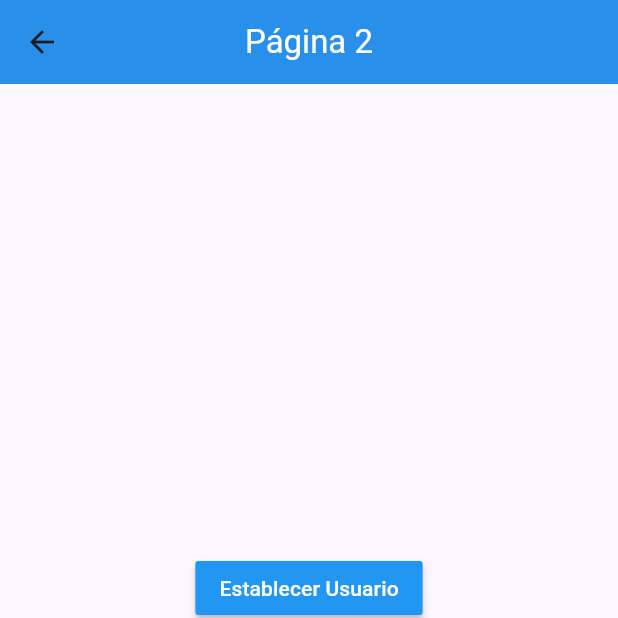
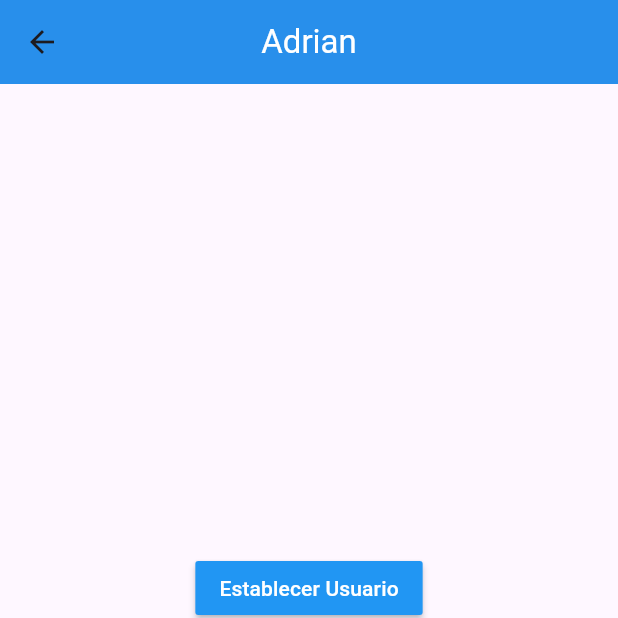
Before and after one commit to adlopezruiz/flutter_states, a Flutter app: the Page2Page screen opened by its route, after a tap on "Establecer Usuario", on a phone screen of 412 x 824 dp, the top half of it. Run offline on Flutter 3.47's test engine with Material 3 defaults, Android fonts, the phone set to English and light mode, and no system bars; accounts and stored records are empty.

Commit message:
Fin singletone

```diff
--- a/lib/pages/page1_page.dart
+++ b/lib/pages/page1_page.dart
@@ -1,6 +1,10 @@
 import 'package:flutter/material.dart';
+import 'package:states_app/models/user.dart';
+import 'package:states_app/services/user_services.dart';
 
 class Pag1Page extends StatelessWidget {
+  const Pag1Page({super.key});
+
   @override
   Widget build(BuildContext context) {
     return Scaffold(
@@ -13,7 +17,13 @@ class Pag1Page extends StatelessWidget {
         elevation: 5,
         centerTitle: true,
       ),
-      body: UserInfo(),
+      body: StreamBuilder<User>(
+          stream: userService.userStream,
+          builder: (context, AsyncSnapshot<User> snapshot) {
+            return snapshot.hasData
+                ? UserInfo(user: snapshot.data!)
+                : const Center(child: Text('No hay información del user'));
+          }),
       floatingActionButton: FloatingActionButton(
         child: const Icon(Icons.next_plan),
         onPressed: () => Navigator.pushNamed(context, 'page2'),
@@ -25,7 +35,10 @@ class Pag1Page extends StatelessWidget {
 class UserInfo extends StatelessWidget {
   const UserInfo({
     super.key,
+    required this.user,
   });
+
+  final User user;
 
   @override
   Widget build(BuildContext context) {
@@ -33,29 +46,27 @@ class UserInfo extends StatelessWidget {
         height: double.infinity,
         width: double.infinity,
         padding: const EdgeInsets.all(20.0),
-        child: const Column(
+        child: Column(
           crossAxisAlignment: CrossAxisAlignment.start,
           children: [
-            Text(
+            const Text(
               'General',
               style: TextStyle(
                 fontSize: 18,
                 fontWeight: FontWeight.bold,
               ),
             ),
-            Divider(),
-            ListTile(title: Text('Nombre: ')),
-            ListTile(title: Text('Edad: ')),
-            Text(
-              'Profesiones',
+            const Divider(),
+            ListTile(title: Text('Nombre: ${user.nombre}')),
+            ListTile(title: Text('Edad: ${user.edad}')),
+            const Text(
+              'Profesiones:',
               style: TextStyle(
                 fontSize: 18,
                 fontWeight: FontWeight.bold,
               ),
             ),
-            ListTile(title: Text('Profesion 1')),
-            ListTile(title: Text('Profesion 2')),
-            ListTile(title: Text('Profesion 3')),
+            for (String prof in user.profesions) ListTile(title: Text(prof)),
           ],
         ));
   }
--- a/lib/pages/page2_page.dart
+++ b/lib/pages/page2_page.dart
@@ -1,14 +1,22 @@
 import 'package:flutter/material.dart';
+import 'package:states_app/models/user.dart';
+import 'package:states_app/services/user_services.dart';
 
 class Page2Page extends StatelessWidget {
+  const Page2Page({super.key});
+
   @override
   Widget build(BuildContext context) {
     return Scaffold(
       appBar: AppBar(
-        title: const Text(
-          'Página 2',
-          style: TextStyle(color: Colors.white),
-        ),
+        title: StreamBuilder<User>(
+            stream: userService.userStream,
+            builder: (context, AsyncSnapshot<User> snapshot) {
+              return Text(
+                snapshot.hasData ? snapshot.data?.nombre ?? '' : 'No hay data',
+                style: const TextStyle(color: Colors.white),
+              );
+            }),
         backgroundColor: Colors.blue,
         elevation: 5,
         centerTitle: true,
@@ -19,7 +27,14 @@ class Page2Page extends StatelessWidget {
           children: [
             MaterialButton(
               color: Colors.blue,
-              onPressed: () {},
+              onPressed: () {
+                final newUser = User(
+                  nombre: 'Adrian',
+                  edad: 28,
+                  profesions: ['Programador', 'Praticante', 'Pro player'],
+                );
+                userService.loadUser(newUser);
+              },
               child: const Text(
                 'Establecer Usuario',
                 style: TextStyle(color: Colors.white),
@@ -27,7 +42,9 @@ class Page2Page extends StatelessWidget {
             ),
             MaterialButton(
               color: Colors.blue,
-              onPressed: () {},
+              onPressed: () {
+                userService.changeAge(30);
+              },
               child: const Text(
                 'Cambiar edad',
                 style: TextStyle(color: Colors.white),
--- /dev/null
+++ b/lib/services/user_services.dart
@@ -0,0 +1,30 @@
+import 'dart:async';
+
+import 'package:states_app/models/user.dart';
+
+class _UserService {
+  User? _user;
+
+  final StreamController<User> _userStreamController =
+      StreamController<User>.broadcast();
+
+  Stream<User> get userStream => _userStreamController.stream;
+  User get user => _user!;
+  bool get userExists => _user != null;
+
+  void loadUser(User userInput) {
+    _user = userInput;
+    _userStreamController.add(userInput);
+  }
+
+  void changeAge(int edad) {
+    _user!.edad = edad;
+    _userStreamController.add(_user!);
+  }
+
+  dispose() {
+    _userStreamController.close();
+  }
+}
+
+final userService = _UserService();
```
